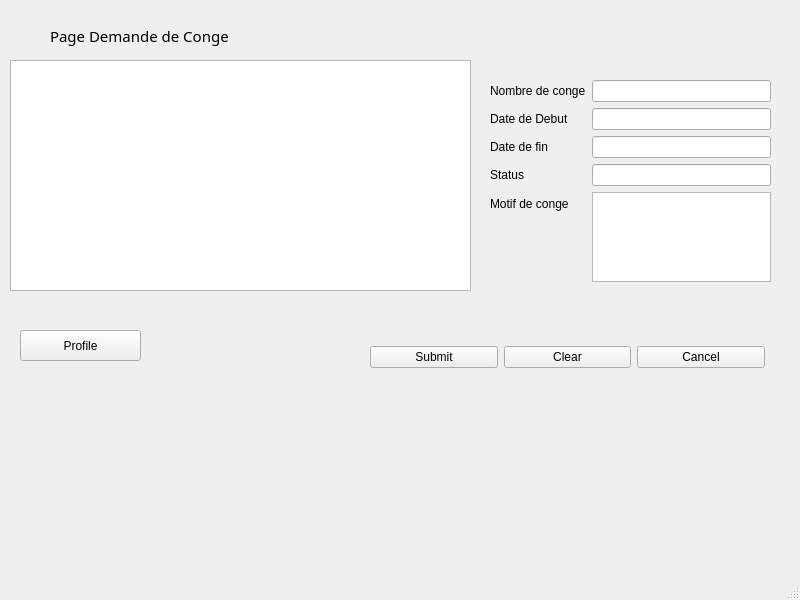
Qt form employeui.ui (ElHadjiOumar/GestionConge) before a commit.
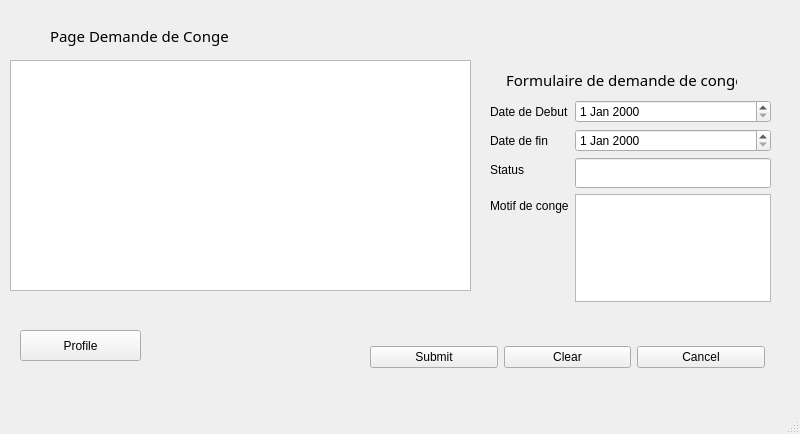
The same form after that commit.

Diff of the .ui file:
```diff
--- a/employeui.ui
+++ b/employeui.ui
@@ -7,7 +7,7 @@
     <x>0</x>
     <y>0</y>
     <width>800</width>
-    <height>600</height>
+    <height>434</height>
    </rect>
   </property>
   <property name="windowTitle">
@@ -51,73 +51,71 @@
     <property name="geometry">
      <rect>
       <x>490</x>
-      <y>80</y>
+      <y>100</y>
       <width>281</width>
       <height>222</height>
      </rect>
     </property>
     <layout class="QFormLayout" name="formLayout">
      <item row="0" column="0">
-      <widget class="QLabel" name="labelConge_2">
-       <property name="text">
-        <string>Nombre de conge</string>
-       </property>
-      </widget>
-     </item>
-     <item row="0" column="1">
-      <widget class="QLineEdit" name="lineEditConge"/>
-     </item>
-     <item row="1" column="0">
       <widget class="QLabel" name="labelDateDebut">
        <property name="text">
         <string>Date de Debut</string>
        </property>
       </widget>
      </item>
-     <item row="2" column="0">
+     <item row="0" column="1">
+      <widget class="QDateEdit" name="dateEditDebut"/>
+     </item>
+     <item row="1" column="0">
       <widget class="QLabel" name="labelDateFin">
        <property name="text">
         <string>Date de fin</string>
        </property>
       </widget>
      </item>
-     <item row="3" column="1">
+     <item row="1" column="1">
+      <widget class="QDateEdit" name="dateEditFin"/>
+     </item>
+     <item row="2" column="0">
+      <widget class="QLabel" name="labelStatus">
+       <property name="text">
+        <string>Status</string>
+       </property>
+      </widget>
+     </item>
+     <item row="2" column="1">
       <widget class="QLineEdit" name="lineEditStatus">
+       <property name="font">
+        <font>
+         <family>Myanmar Text</family>
+         <pointsize>11</pointsize>
+         <weight>75</weight>
+         <bold>true</bold>
+        </font>
+       </property>
        <property name="readOnly">
         <bool>true</bool>
        </property>
       </widget>
      </item>
-     <item row="4" column="0">
+     <item row="3" column="0">
       <widget class="QLabel" name="label">
        <property name="text">
         <string>Motif de conge</string>
        </property>
       </widget>
      </item>
-     <item row="4" column="1">
+     <item row="3" column="1">
       <widget class="QPlainTextEdit" name="plainTextEdit"/>
      </item>
-     <item row="5" column="0">
+     <item row="4" column="0">
       <widget class="QLabel" name="labelPassword">
        <property name="text">
         <string/>
        </property>
       </widget>
      </item>
-     <item row="3" column="0">
-      <widget class="QLabel" name="labelStatus">
-       <property name="text">
-        <string>Status</string>
-       </property>
-      </widget>
-     </item>
-     <item row="1" column="1">
-      <widget class="QLineEdit" name="lineEditDebut"/>
-     </item>
-     <item row="2" column="1">
-      <widget class="QLineEdit" name="lineEditFin"/>
-     </item>
     </layout>
    </widget>
    <widget class="QTableView" name="tableViewUsers">
@@ -186,6 +184,25 @@
      <string>Page Demande de Conge </string>
     </property>
    </widget>
+   <widget class="QLabel" name="label_3">
+    <property name="geometry">
+     <rect>
+      <x>506</x>
+      <y>70</y>
+      <width>231</width>
+      <height>20</height>
+     </rect>
+    </property>
+    <property name="font">
+     <font>
+      <family>Myanmar Text</family>
+      <pointsize>11</pointsize>
+     </font>
+    </property>
+    <property name="text">
+     <string>Formulaire de demande de conge</string>
+    </property>
+   </widget>
   </widget>
   <widget class="QMenuBar" name="menubar">
    <property name="geometry">
```
Left out of the diff: 2 changed lines with no effect on the pictures.
